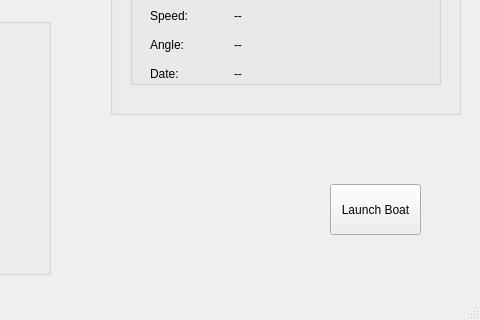
Above: GUI/main.ui from olin-ars/ors-enterprise before the change; both pictures show x 250 to 730 and y 246 to 566 of the 730 by 566 pixel window. Below: the same form after it.
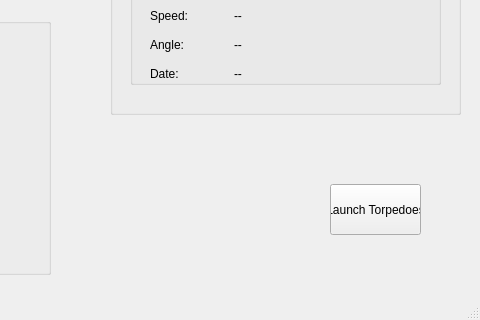
That is the form after the change. Custom widgets are drawn as their Qt base class.

The edit to the form file:
```diff
--- a/GUI/main.ui
+++ b/GUI/main.ui
@@ -24,7 +24,7 @@
      </rect>
     </property>
     <property name="text">
-     <string>Launch Boat</string>
+     <string>Launch Torpedoes</string>
     </property>
    </widget>
    <widget class="QGroupBox" name="Geography">
```
